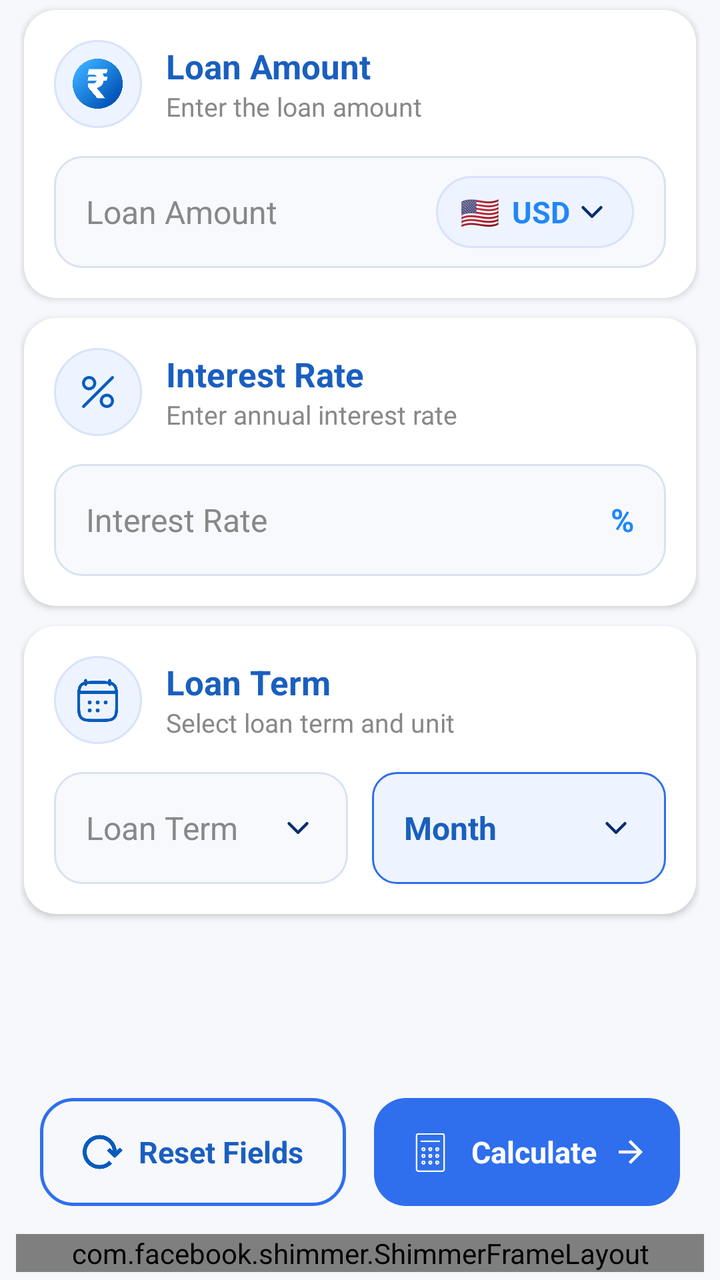
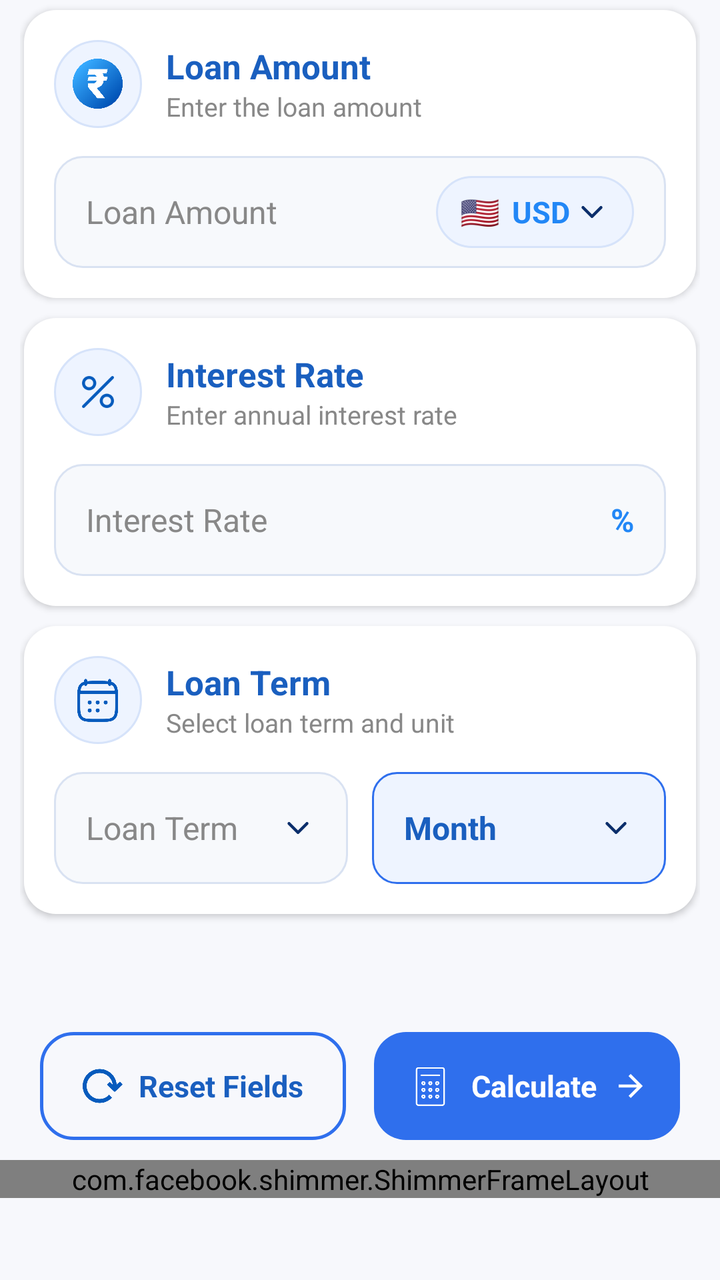

An Android layout rendered at two revisions. The XML below is the earlier revision; the diff shows what the commit changed to produce the second picture.
<!-- AndroidManifest.xml: application theme Theme.LoanSmart -->
<!-- res/layout/activity_business_loan.xml -->
<?xml version="1.0" encoding="utf-8"?>
<androidx.constraintlayout.widget.ConstraintLayout
    android:id="@+id/main"
    xmlns:android="http://schemas.android.com/apk/res/android"
    xmlns:app="http://schemas.android.com/apk/res-auto"
    xmlns:tools="http://schemas.android.com/tools"
    android:layout_width="match_parent"
    android:layout_height="match_parent"
    android:background="@color/screen_bg">


    <androidx.appcompat.widget.Toolbar
        android:id="@+id/toolbar"
        android:layout_width="0dp"
        android:layout_height="@dimen/_40sdp"
        android:background="@color/screen_bg"
        android:elevation="4dp"
        app:layout_constraintEnd_toEndOf="parent"
        app:layout_constraintHorizontal_bias="1.0"
        app:layout_constraintStart_toStartOf="parent"
        app:layout_constraintTop_toTopOf="parent">

        <ImageView
            android:layout_width="wrap_content"
            android:layout_height="25dp"
            android:src="@drawable/back_ic"
            app:tint="@color/header_blue_dark" />

        
        <TextView
            android:id="@+id/tvTitle"
            android:layout_width="wrap_content"
            android:layout_height="wrap_content"
            android:layout_gravity="center"
            android:text="Business Loan"
            android:textColor="@color/header_blue_dark"
            android:textSize="20sp"
            android:textStyle="bold" />

    </androidx.appcompat.widget.Toolbar>

    <androidx.core.widget.NestedScrollView
        android:id="@+id/scrollContent"
        android:layout_width="0dp"
        android:layout_height="0dp"
        android:background="@color/screen_bg"
        android:clipToPadding="false"
        android:paddingBottom="24dp"
        app:layout_constraintTop_toBottomOf="@id/toolbar"
        app:layout_constraintBottom_toTopOf="@id/bottomButtons"
        app:layout_constraintStart_toStartOf="parent"
        app:layout_constraintEnd_toEndOf="parent">

        <LinearLayout
            android:layout_width="match_parent"
            android:layout_height="wrap_content"
            android:orientation="vertical"
            android:paddingHorizontal="10dp">


            
            <LinearLayout
                android:layout_width="match_parent"
                android:layout_height="wrap_content"
                android:orientation="vertical"
                android:background="@drawable/bg_card_white"
                android:padding="15dp"
                android:layout_marginStart="2dp"
                android:layout_marginEnd="2dp"
                android:layout_marginBottom="10dp"
                android:layout_marginTop="5dp"
                android:elevation="2dp">

                <LinearLayout
                    android:layout_width="match_parent"
                    android:layout_height="wrap_content"
                    android:orientation="horizontal"
                    android:gravity="center_vertical">

                    <FrameLayout
                        android:layout_width="44dp"
                        android:layout_height="44dp"
                        android:background="@drawable/bg_icon_circle">

                        <ImageView
                            android:layout_width="25dp"
                            android:layout_height="25dp"
                            android:layout_gravity="center"
                            android:src="@drawable/rupee_ic" />

                    </FrameLayout>

                    <LinearLayout
                        android:layout_width="wrap_content"
                        android:layout_height="wrap_content"
                        android:orientation="vertical"
                        android:layout_marginStart="12dp">

                        <TextView
                            android:layout_width="match_parent"
                            android:layout_height="wrap_content"
                            android:text="Loan Amount"
                            android:textColor="@color/header_blue_light"
                            android:textSize="17sp"
                            android:textStyle="bold" />

                        <TextView
                            android:layout_width="wrap_content"
                            android:layout_height="wrap_content"
                            android:text="Enter the loan amount"
                            android:textColor="@color/grey"
                            android:textSize="13sp" />

                    </LinearLayout>

                </LinearLayout>


                <LinearLayout
                    android:layout_width="match_parent"
                    android:layout_height="56dp"
                    android:layout_marginTop="14dp"
                    android:orientation="horizontal"
                    android:gravity="center_vertical"
                    android:background="@drawable/bg_input_field"
                    android:paddingHorizontal="16dp">

                    <EditText
                        android:id="@+id/etLoanAmount"
                        android:layout_width="0dp"
                        android:layout_height="wrap_content"
                        android:layout_weight="1"
                        android:background="@null"
                        android:hint="Loan Amount"
                        android:textColorHint="@color/grey"
                        android:textColor="@color/black"
                        android:textSize="16sp"
                        android:inputType="numberDecimal" />

                    <LinearLayout
                        android:layout_width="wrap_content"
                        android:layout_height="36dp"
                        android:orientation="horizontal"
                        android:gravity="center_vertical"
                        android:background="@drawable/bg_currency_pill"
                        android:paddingHorizontal="12dp">

                        <TextView
                            android:layout_width="wrap_content"
                            android:layout_height="wrap_content"
                            android:text="🇺🇸"
                            android:textSize="16sp" />

                        <TextView
                            android:layout_width="wrap_content"
                            android:layout_height="wrap_content"
                            android:layout_marginStart="6dp"
                            android:text="USD"
                            android:textColor="@color/blue"
                            android:textStyle="bold"
                            android:textSize="15sp" />

                        <ImageView
                            android:layout_width="18dp"
                            android:layout_height="18dp"
                            android:layout_marginStart="2dp"
                            android:src="@drawable/ic_dropdown"
                            app:tint="@color/header_blue_dark" />

                    </LinearLayout>

                </LinearLayout>

            </LinearLayout>


            
            <LinearLayout
                android:layout_width="match_parent"
                android:layout_height="wrap_content"
                android:orientation="vertical"
                android:background="@drawable/bg_card_white"
                android:padding="15dp"
                android:layout_marginStart="2dp"
                android:layout_marginEnd="2dp"
                android:layout_marginBottom="10dp"
                android:elevation="2dp">

                <LinearLayout
                    android:layout_width="match_parent"
                    android:layout_height="wrap_content"
                    android:orientation="horizontal"
                    android:gravity="center_vertical">

                    <FrameLayout
                        android:layout_width="44dp"
                        android:layout_height="44dp"
                        android:background="@drawable/bg_icon_circle">

                        <ImageView
                            android:layout_width="20dp"
                            android:layout_height="20dp"
                            android:layout_gravity="center"
                            android:padding="2dp"
                            android:src="@drawable/percentage_ic" />

                    </FrameLayout>

                    <LinearLayout
                        android:layout_width="wrap_content"
                        android:layout_height="wrap_content"
                        android:orientation="vertical"
                        android:layout_marginStart="12dp">

                        <TextView
                            android:layout_width="match_parent"
                            android:layout_height="wrap_content"
                            android:text="Interest Rate"
                            android:textColor="@color/header_blue_light"
                            android:textSize="17sp"
                            android:textStyle="bold" />

                        <TextView
                            android:layout_width="wrap_content"
                            android:layout_height="wrap_content"
                            android:text="Enter annual interest rate"
                            android:textColor="@color/grey"
                            android:textSize="13sp" />

                    </LinearLayout>

                </LinearLayout>


                <LinearLayout
                    android:layout_width="match_parent"
                    android:layout_height="56dp"
                    android:layout_marginTop="14dp"
                    android:orientation="horizontal"
                    android:gravity="center_vertical"
                    android:background="@drawable/bg_input_field"
                    android:paddingHorizontal="16dp">

                    <EditText
                        android:id="@+id/etInterestRate"
                        android:layout_width="0dp"
                        android:layout_height="wrap_content"
                        android:layout_weight="1"
                        android:background="@null"
                        android:hint="Interest Rate"
                        android:textColorHint="@color/grey"
                        android:textColor="@color/black"
                        android:textSize="16sp"
                        android:inputType="numberDecimal" />

                    <TextView
                        android:layout_width="wrap_content"
                        android:layout_height="wrap_content"
                        android:text="%"
                        android:textColor="@color/blue"
                        android:textStyle="bold"
                        android:textSize="16sp" />

                </LinearLayout>

            </LinearLayout>


            
            <LinearLayout
                android:layout_width="match_parent"
                android:layout_height="wrap_content"
                android:orientation="vertical"
                android:background="@drawable/bg_card_white"
                android:padding="15dp"
                android:layout_marginStart="2dp"
                android:layout_marginEnd="2dp"
                android:layout_marginBottom="10dp"
                android:elevation="2dp">

                <LinearLayout
                    android:layout_width="match_parent"
                    android:layout_height="wrap_content"
                    android:orientation="horizontal"
                    android:gravity="center_vertical">

                    <FrameLayout
                        android:layout_width="44dp"
                        android:layout_height="44dp"
                        android:background="@drawable/bg_icon_circle">

                        <ImageView
                            android:layout_width="25dp"
                            android:layout_height="25dp"
                            android:layout_gravity="center"
                            android:src="@drawable/calendar_ic" />

                    </FrameLayout>

                    <LinearLayout
                        android:layout_width="wrap_content"
                        android:layout_height="wrap_content"
                        android:orientation="vertical"
                        android:layout_marginStart="12dp">

                        <TextView
                            android:layout_width="match_parent"
                            android:layout_height="wrap_content"
                            android:text="Loan Term"
                            android:textColor="@color/header_blue_light"
                            android:textSize="17sp"
                            android:textStyle="bold" />

                        <TextView
                            android:layout_width="wrap_content"
                            android:layout_height="wrap_content"
                            android:text="Select loan term and unit"
                            android:textColor="@color/grey"
                            android:textSize="13sp" />

                    </LinearLayout>

                </LinearLayout>


                <LinearLayout
                    android:layout_width="match_parent"
                    android:layout_height="56dp"
                    android:layout_marginTop="14dp"
                    android:orientation="horizontal">

                    
                    <LinearLayout
                        android:layout_width="0dp"
                        android:layout_height="match_parent"
                        android:layout_weight="1"
                        android:orientation="horizontal"
                        android:gravity="center_vertical"
                        android:background="@drawable/bg_input_field"
                        android:paddingHorizontal="16dp">

                        <TextView
                            android:id="@+id/tvLoanTerm"
                            android:layout_width="0dp"
                            android:layout_height="wrap_content"
                            android:layout_weight="1"
                            android:text="Loan Term"
                            android:textColor="@color/grey"
                            android:textSize="16sp" />

                        <ImageView
                            android:layout_width="18dp"
                            android:layout_height="18dp"
                            android:src="@drawable/ic_dropdown"
                            app:tint="@color/header_blue_dark" />

                    </LinearLayout>


                    
                    <LinearLayout
                        android:layout_width="0dp"
                        android:layout_height="match_parent"
                        android:layout_weight="1"
                        android:layout_marginStart="12dp"
                        android:orientation="horizontal"
                        android:gravity="center_vertical"
                        android:background="@drawable/bg_dropdown_selected"
                        android:paddingHorizontal="16dp">

                        <TextView
                            android:id="@+id/tvLoanUnit"
                            android:layout_width="0dp"
                            android:layout_height="wrap_content"
                            android:layout_weight="1"
                            android:text="Month"
                            android:textColor="@color/header_blue_light"
                            android:textStyle="bold"
                            android:textSize="16sp" />

                        <ImageView
                            android:layout_width="18dp"
                            android:layout_height="18dp"
                            android:src="@drawable/ic_dropdown"
                            app:tint="@color/header_blue_dark" />

                    </LinearLayout>

                </LinearLayout>

            </LinearLayout>


        </LinearLayout>

    </androidx.core.widget.NestedScrollView>


    <LinearLayout
        android:id="@+id/bottomButtons"
        android:layout_width="0dp"
        android:layout_height="wrap_content"
        android:orientation="horizontal"
        android:background="@color/screen_bg"
        android:paddingStart="20dp"
        android:paddingEnd="20dp"
        android:paddingTop="10dp"
        android:paddingBottom="10dp"
        app:layout_constraintBottom_toTopOf="@id/bannerContainer"
        app:layout_constraintStart_toStartOf="parent"
        app:layout_constraintEnd_toEndOf="parent">

        
        <LinearLayout
            android:id="@+id/btnReset"
            android:layout_width="0dp"
            android:layout_height="54dp"
            android:layout_weight="1"
            android:orientation="horizontal"
            android:gravity="center"
            android:background="@drawable/bg_button_outline"
            android:clickable="true"
            android:focusable="true">

            <ImageView
                android:layout_width="20dp"
                android:layout_height="20dp"
                android:src="@drawable/reset_ic" />

            <TextView
                android:layout_width="wrap_content"
                android:layout_height="wrap_content"
                android:layout_marginStart="8dp"
                android:text="Reset Fields"
                android:textColor="@color/header_blue_light"
                android:textStyle="bold"
                android:textSize="15sp" />

        </LinearLayout>


        
        <LinearLayout
            android:id="@+id/btnCalculate"
            android:layout_width="0dp"
            android:layout_height="54dp"
            android:layout_weight="1"
            android:layout_marginStart="14dp"
            android:orientation="horizontal"
            android:gravity="center"
            android:background="@drawable/bg_button_primary"
            android:clickable="true"
            android:focusable="true">

            <ImageView
                android:layout_width="25dp"
                android:layout_height="25dp"
                android:src="@drawable/calculator_ic"
                app:tint="@color/white" />

            <TextView
                android:layout_width="wrap_content"
                android:layout_height="wrap_content"
                android:layout_marginStart="8dp"
                android:text="Calculate"
                android:textColor="@color/white"
                android:textStyle="bold"
                android:textSize="15sp" />

            <ImageView
                android:layout_width="18dp"
                android:layout_height="18dp"
                android:layout_marginStart="8dp"
                android:src="@drawable/ic_arrow_forward" />

        </LinearLayout>

    </LinearLayout>


    
    <FrameLayout
        android:id="@+id/bannerContainer"
        android:layout_width="0dp"
        android:layout_height="wrap_content"
        android:background="@color/screen_bg"
        android:gravity="center"
        android:paddingStart="8dp"
        android:paddingEnd="8dp"
        android:paddingTop="4dp"
        android:paddingBottom="4dp"
        app:layout_constraintBottom_toBottomOf="parent"
        app:layout_constraintStart_toStartOf="parent"
        app:layout_constraintEnd_toEndOf="parent">

        <include
            layout="@layout/banner_shimmer_layout"
            android:layout_width="match_parent"
            android:layout_height="wrap_content" />

    </FrameLayout>

</androidx.constraintlayout.widget.ConstraintLayout>
<!-- res/layout/banner_shimmer_layout.xml (included above) -->
<?xml version="1.0" encoding="utf-8"?>
<com.facebook.shimmer.ShimmerFrameLayout xmlns:android="http://schemas.android.com/apk/res/android"
    xmlns:app="http://schemas.android.com/apk/res-auto"
    xmlns:tools="http://schemas.android.com/tools"
    android:id="@+id/shimmer_banner_container"
    android:layout_width="match_parent"
    android:layout_height="60dp"
    app:shimmer_auto_start="true"
    app:shimmer_base_color="@color/shimer_base_color"
    tools:ignore="MissingClass">

    <androidx.appcompat.widget.LinearLayoutCompat
        android:layout_width="match_parent"
        android:layout_height="match_parent"
        android:background="@color/white"
        android:gravity="center"
        android:orientation="horizontal">

        <androidx.appcompat.widget.AppCompatTextView
            android:layout_width="16dp"
            android:layout_height="16dp"
            android:layout_gravity="top"
            android:layout_marginStart="2dp"
            android:layout_marginTop="2dp"
            android:background="@drawable/ads_icon"
            android:gravity="center"
            android:text="@string/ad"
            android:textColor="@color/white"
            android:textSize="11sp" />

        <androidx.appcompat.widget.AppCompatImageView
            android:layout_width="40dp"
            android:layout_height="40dp"
            android:layout_margin="8dp"
            android:background="@color/lightTransparent"
            android:scaleType="centerCrop"
            tools:ignore="ContentDescription" />

        <androidx.appcompat.widget.LinearLayoutCompat
            android:layout_width="0dp"
            android:layout_height="match_parent"
            android:layout_gravity="center"
            android:layout_marginEnd="5dp"
            android:layout_weight="1"
            android:gravity="center"
            android:orientation="vertical">

            <androidx.appcompat.widget.AppCompatTextView
                android:layout_width="match_parent"
                android:layout_height="wrap_content"
                android:layout_marginTop="5dp"
                android:layout_marginBottom="2dp"
                android:background="@color/lightTransparent"
                android:ellipsize="end"
                android:lines="1"
                android:textColor="@android:color/black"
                android:textSize="15sp" />

            <androidx.appcompat.widget.AppCompatTextView
                android:layout_width="170dp"
                android:layout_height="wrap_content"
                android:layout_gravity="start"
                android:layout_marginTop="2dp"
                android:layout_marginBottom="5dp"
                android:background="@color/lightTransparent"
                android:ellipsize="end"
                android:lines="1"
                android:textColor="@android:color/darker_gray"
                android:textSize="14sp" />

        </androidx.appcompat.widget.LinearLayoutCompat>

        <androidx.appcompat.widget.LinearLayoutCompat
            android:layout_width="100dp"
            android:layout_height="match_parent"
            android:layout_gravity="center"
            android:layout_marginTop="5dp"
            android:layout_marginEnd="5dp"
            android:layout_marginBottom="5dp"
            android:background="@drawable/bg_card_ads"
            android:backgroundTint="@color/lightTransparent"
            android:gravity="center"
            android:textColor="@android:color/white"
            android:textSize="12sp" />

    </androidx.appcompat.widget.LinearLayoutCompat>

</com.facebook.shimmer.ShimmerFrameLayout>
<!-- resources referenced by this layout -->
<resources>
  <color name="black">#FF000000</color>
  <color name="blue">#2287F6</color>
  <color name="grey">#888</color>
  <color name="header_blue_dark">#0B2E6B</color>
  <color name="header_blue_light">#1A5FBF</color>
  <color name="lightTransparent">#16000000</color>
  <color name="screen_bg">#F7F8FC</color>
  <color name="shimer_base_color">#979595</color>
  <color name="white">#FFFFFF</color>
  <!-- drawable ads_icon (drawable) -->
  <?xml version="1.0" encoding="utf-8"?>
  <shape xmlns:android="http://schemas.android.com/apk/res/android">
      <solid android:color="#0E204A" />
      <corners android:radius="16dp" />
  </shape>
  <!-- drawable bg_button_primary (drawable) -->
  <?xml version="1.0" encoding="utf-8"?>
  <shape xmlns:android="http://schemas.android.com/apk/res/android"
      android:shape="rectangle">
  
      <solid android:color="@color/gradient_end" />
  
      <corners android:radius="16dp" />
  
      <padding
          android:left="12dp"
          android:top="8dp"
          android:right="12dp"
          android:bottom="8dp" />
  
  </shape>
  <!-- drawable bg_card_ads (drawable) -->
  <?xml version="1.0" encoding="utf-8"?>
  <shape xmlns:android="http://schemas.android.com/apk/res/android"
      android:shape="rectangle">
      <corners android:radius="10dp" />
      <solid android:color="@color/white" />
      <stroke
          android:width="1dp"
          android:color="@color/white" />
  </shape>
  <!-- drawable bg_card_white (drawable) -->
  <?xml version="1.0" encoding="utf-8"?>
  <shape xmlns:android="http://schemas.android.com/apk/res/android">
      <solid android:color="@color/white"/>
      <corners android:radius="16dp"/>
  </shape>
  <!-- drawable bg_currency_pill (drawable) -->
  <?xml version="1.0" encoding="utf-8"?>
  <shape xmlns:android="http://schemas.android.com/apk/res/android"
      android:shape="rectangle">
  
      <solid android:color="#EEF4FF" />
  
      <stroke
          android:width="1dp"
          android:color="#D6E3FA" />
  
      <corners android:radius="20dp" />
  
      <padding
          android:left="10dp"
          android:top="6dp"
          android:right="10dp"
          android:bottom="6dp" />
  
  </shape>
  <!-- drawable bg_dropdown_selected (drawable) -->
  <?xml version="1.0" encoding="utf-8"?>
  <shape xmlns:android="http://schemas.android.com/apk/res/android"
      android:shape="rectangle">
  
      <solid android:color="#EEF4FF" />
  
      <stroke
          android:width="1dp"
          android:color="#2F6FED" />
  
      <corners android:radius="12dp" />
  
      <padding
          android:left="14dp"
          android:top="8dp"
          android:right="14dp"
          android:bottom="8dp" />
  
  </shape>
  <!-- drawable bg_icon_circle (drawable) -->
  <?xml version="1.0" encoding="utf-8"?>
  <shape xmlns:android="http://schemas.android.com/apk/res/android"
      android:shape="oval">
  
      <solid android:color="#EEF4FF" />
  
      <stroke
          android:width="1dp"
          android:color="#D6E3FA" />
  
  </shape>
  <!-- drawable bg_input_field (drawable) -->
  <?xml version="1.0" encoding="utf-8"?>
  <shape xmlns:android="http://schemas.android.com/apk/res/android"
      android:shape="rectangle">
  
      <solid android:color="#F7F9FC" />
  
      <stroke
          android:width="1dp"
          android:color="#D9E2F2" />
  
      <corners android:radius="14dp" />
  
      <padding
          android:left="16dp"
          android:top="8dp"
          android:right="16dp"
          android:bottom="8dp" />
  
  </shape>
  <!-- drawable ic_arrow_forward (drawable) -->
  <?xml version="1.0" encoding="utf-8"?>
  <vector xmlns:android="http://schemas.android.com/apk/res/android"
      android:width="24dp"
      android:height="24dp"
      android:viewportWidth="24"
      android:viewportHeight="24">
      <path
          android:fillColor="#FFFFFF"
          android:pathData="M12,4l-1.41,1.41L16.17,11H4v2h12.17l-5.58,5.59L12,20l8,-8z" />
  </vector>
  <string name="ad">Ad</string>
  <color name="gradient_end">#2F6FED</color>
  <color name="primary_blue">#1F6FEB</color>
  <!-- unchanged entries left out for length: 9 -->
</resources>

<!-- the commit's change to res/layout/activity_business_loan.xml (unified diff, before → after) -->
@@ -481,14 +481,10 @@
     
     <FrameLayout
         android:id="@+id/bannerContainer"
-        android:layout_width="0dp"
-        android:layout_height="wrap_content"
+        android:layout_width="match_parent"
+        android:layout_height="60dp"
         android:background="@color/screen_bg"
         android:gravity="center"
-        android:paddingStart="8dp"
-        android:paddingEnd="8dp"
-        android:paddingTop="4dp"
-        android:paddingBottom="4dp"
         app:layout_constraintBottom_toBottomOf="parent"
         app:layout_constraintStart_toStartOf="parent"
         app:layout_constraintEnd_toEndOf="parent">
